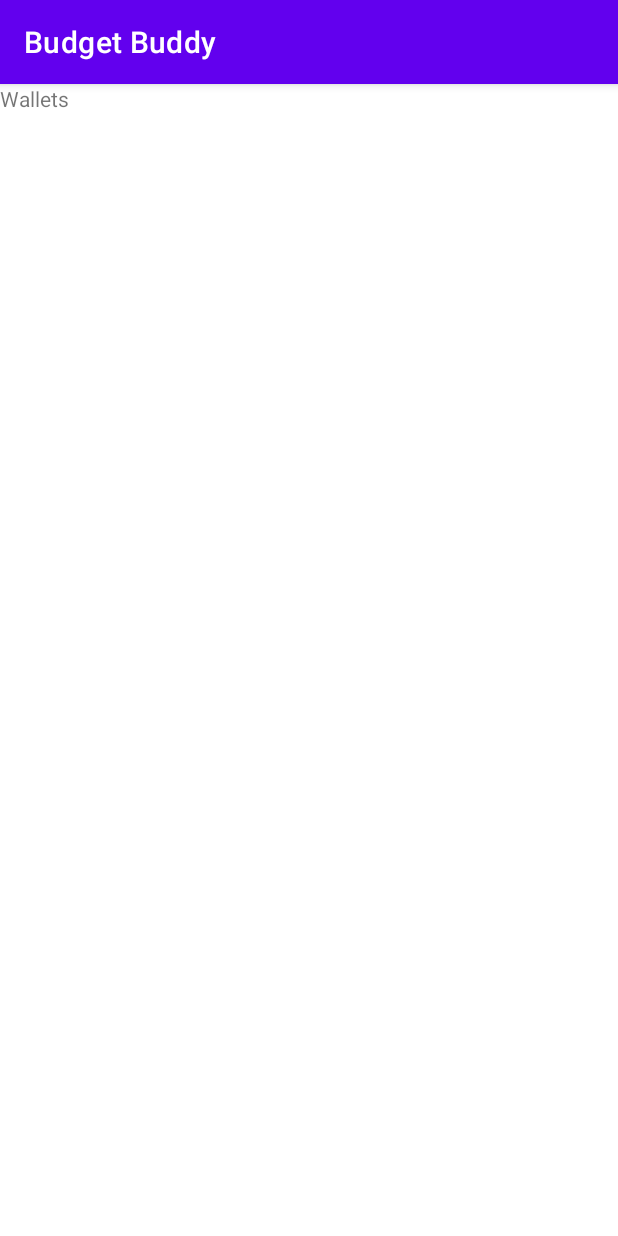
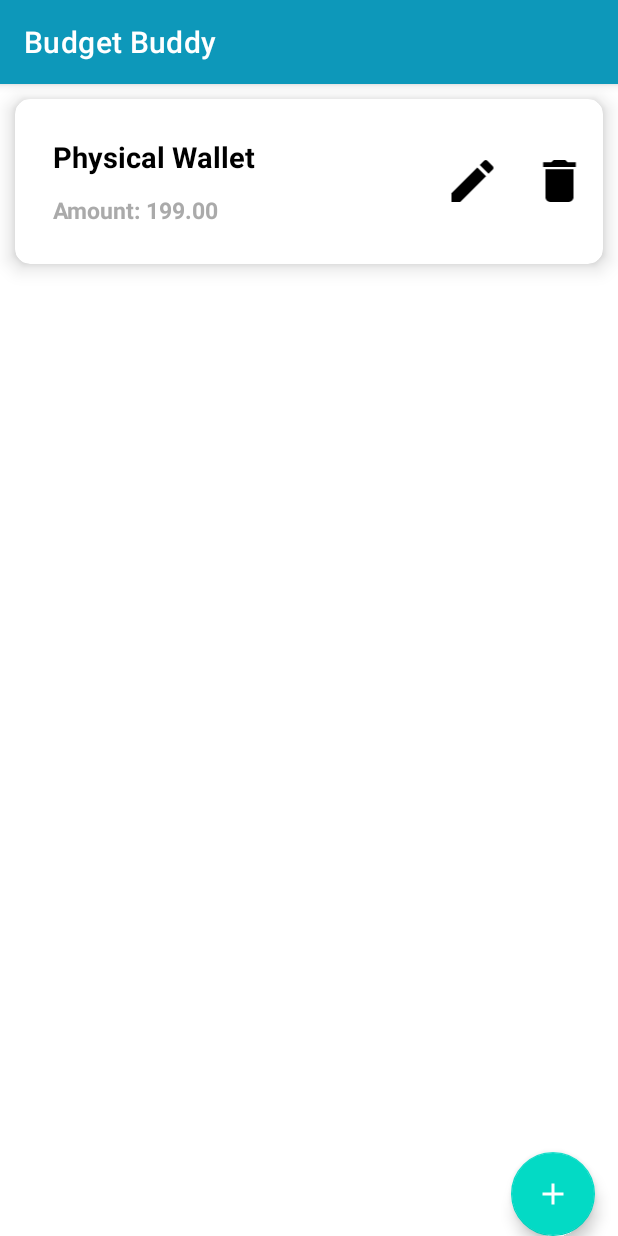
Before and after one commit to deuslisondra/CS-192-Budget-Buddy, an Android app: the Wallets screen opened directly, with no data from a screen before it, on a phone screen of 412 x 824 dp. Run offline under Robolectric (Android 15) with nearby library versions, the phone set to English and light mode, and no system bars.

Commit message:
Deus commit (wallets)
updated wallet activity:
- added base add wallet functionality
- added base edit wallet functionality
- added base delete wallet functionality

```diff
--- /dev/null
+++ b/app/src/main/res/drawable/add_button.xml
@@ -0,0 +1,5 @@
+<vector android:height="24dp" android:tint="#000000"
+    android:viewportHeight="24" android:viewportWidth="24"
+    android:width="24dp" xmlns:android="http://schemas.android.com/apk/res/android">
+    <path android:fillColor="@android:color/white" android:pathData="M19,13h-6v6h-2v-6H5v-2h6V5h2v6h6v2z"/>
+</vector>
--- /dev/null
+++ b/app/src/main/res/drawable/delete_option.xml
@@ -0,0 +1,5 @@
+<vector android:height="24dp" android:tint="#000000"
+    android:viewportHeight="24" android:viewportWidth="24"
+    android:width="24dp" xmlns:android="http://schemas.android.com/apk/res/android">
+    <path android:fillColor="@android:color/white" android:pathData="M6,19c0,1.1 0.9,2 2,2h8c1.1,0 2,-0.9 2,-2V7H6v12zM19,4h-3.5l-1,-1h-5l-1,1H5v2h14V4z"/>
+</vector>
--- /dev/null
+++ b/app/src/main/res/drawable/edit_option.xml
@@ -0,0 +1,5 @@
+<vector android:height="24dp" android:tint="#000000"
+    android:viewportHeight="24" android:viewportWidth="24"
+    android:width="24dp" xmlns:android="http://schemas.android.com/apk/res/android">
+    <path android:fillColor="@android:color/white" android:pathData="M3,17.25V21h3.75L17.81,9.94l-3.75,-3.75L3,17.25zM20.71,7.04c0.39,-0.39 0.39,-1.02 0,-1.41l-2.34,-2.34c-0.39,-0.39 -1.02,-0.39 -1.41,0l-1.83,1.83 3.75,3.75 1.83,-1.83z"/>
+</vector>
--- /dev/null
+++ b/app/src/main/res/drawable/more_options.xml
@@ -0,0 +1,5 @@
+<vector android:height="24dp" android:tint="#000000"
+    android:viewportHeight="24" android:viewportWidth="24"
+    android:width="24dp" xmlns:android="http://schemas.android.com/apk/res/android">
+    <path android:fillColor="@android:color/white" android:pathData="M6,10c-1.1,0 -2,0.9 -2,2s0.9,2 2,2 2,-0.9 2,-2 -0.9,-2 -2,-2zM18,10c-1.1,0 -2,0.9 -2,2s0.9,2 2,2 2,-0.9 2,-2 -0.9,-2 -2,-2zM12,10c-1.1,0 -2,0.9 -2,2s0.9,2 2,2 2,-0.9 2,-2 -0.9,-2 -2,-2z"/>
+</vector>
--- /dev/null
+++ b/app/src/main/res/layout/wallet_layout.xml
@@ -0,0 +1,9 @@
+<?xml version="1.0" encoding="utf-8"?>
+<FrameLayout xmlns:android="http://schemas.android.com/apk/res/android"
+    android:layout_width="match_parent"
+    android:layout_height="match_parent">
+    <include layout="@layout/wallets"/>
+    <include layout="@layout/wallet_list"/>
+
+
+</FrameLayout>
--- /dev/null
+++ b/app/src/main/res/layout/wallet_list.xml
@@ -0,0 +1,64 @@
+<?xml version="1.0" encoding="utf-8"?>
+<androidx.cardview.widget.CardView xmlns:android="http://schemas.android.com/apk/res/android"
+    xmlns:app="http://schemas.android.com/apk/res-auto"
+    xmlns:tools="http://schemas.android.com/tools"
+    android:layout_width="match_parent"
+    android:layout_height="wrap_content"
+    app:cardCornerRadius="10dp"
+    app:cardElevation="8dp"
+    app:cardMaxElevation="5dp"
+    android:layout_margin="10dp"
+    tools:context=".WalletsFragment">
+
+    <!-- TODO: Update blank fragment layout -->
+    <LinearLayout
+        android:orientation="horizontal"
+        android:layout_width="match_parent"
+        android:layout_height="wrap_content">
+
+        <LinearLayout
+            android:layout_weight="1"
+            android:orientation="vertical"
+            android:layout_margin="15dp"
+            android:padding='4dp'
+            android:layout_width="wrap_content"
+            android:layout_height="wrap_content">
+            <TextView
+                android:id="@+id/mTitle"
+                android:text="Physical Wallet"
+                android:textColor="@color/black"
+                android:textSize="19sp"
+                android:textStyle="bold"
+                android:layout_margin="6dp"
+                android:layout_width="match_parent"
+                android:layout_height="wrap_content"/>
+            <TextView
+                android:id="@+id/mSubTitle"
+                android:text="Amount: 199.00"
+                android:textColor="@android:color/darker_gray"
+                android:textSize="15sp"
+                android:textStyle="bold"
+                android:layout_margin="6dp"
+                android:layout_width="match_parent"
+                android:layout_height="wrap_content"/>
+
+        </LinearLayout>
+
+        <ImageView
+            android:id="@+id/walletEdit"
+            android:layout_width="38dp"
+            android:layout_height="37dp"
+            android:layout_margin="10dp"
+            android:layout_gravity="center"
+            android:src="@drawable/edit_option" />
+        <ImageView
+            android:id="@+id/walletDelete"
+            android:layout_width="38dp"
+            android:layout_height="37dp"
+            android:layout_margin="10dp"
+            android:layout_gravity="center"
+            android:src="@drawable/delete_option" />
+    </LinearLayout>
+
+
+</androidx.cardview.widget.CardView>
--- a/app/src/main/res/layout/wallets.xml
+++ b/app/src/main/res/layout/wallets.xml
@@ -1,15 +1,29 @@
 <?xml version="1.0" encoding="utf-8"?>
-<androidx.constraintlayout.widget.ConstraintLayout xmlns:android="http://schemas.android.com/apk/res/android"
+<RelativeLayout xmlns:android="http://schemas.android.com/apk/res/android"
+    xmlns:app="http://schemas.android.com/apk/res-auto"
     xmlns:tools="http://schemas.android.com/tools"
     android:layout_width="match_parent"
-    android:layout_height="match_parent">
+    android:layout_height="wrap_content"
+    android:orientation="vertical"
+    tools:context=".WalletsFragment">
 
-
-    <TextView
-        android:id="@+id/textView2"
+    <!-- TODO: Update blank fragment layout -->
+    <LinearLayout
+        android:orientation="vertical"
+        android:layout_width="match_parent"
+        android:layout_height="wrap_content">
+        <androidx.recyclerview.widget.RecyclerView
+            android:id="@+id/mRecycler"
+            android:layout_width="match_parent"
+            android:layout_height="match_parent"/>
+    </LinearLayout>
+    <com.google.android.material.floatingactionbutton.FloatingActionButton
+        android:id="@+id/addWalletButton"
+        android:src="@drawable/add_button"
+        app:tint="@color/white"
+        android:layout_alignParentBottom="true"
+        android:layout_alignParentEnd="true"
+        android:layout_margin="15dp"
         android:layout_width="wrap_content"
-        android:layout_height="wrap_content"
-        android:text="Wallets"
-        tools:layout_editor_absoluteX="121dp"
-        tools:layout_editor_absoluteY="104dp" />
-</androidx.constraintlayout.widget.ConstraintLayout>
+        android:layout_height="wrap_content"/>
+</RelativeLayout>
--- a/app/src/main/res/values/colors.xml
+++ b/app/src/main/res/values/colors.xml
@@ -1,8 +1,8 @@
 <?xml version="1.0" encoding="utf-8"?>
 <resources>
     <color name="purple_200">#FFBB86FC</color>
-    <color name="purple_500">#FF6200EE</color>
-    <color name="purple_700">#FF3700B3</color>
+    <color name="purple_500">#0D98BA</color>
+    <color name="purple_700">#0D98BA</color>
     <color name="teal_200">#FF03DAC5</color>
     <color name="teal_700">#FF018786</color>
     <color name="black">#FF000000</color>
```
Also changed, not shown: app/src/main/java/com/example/budgetbuddy/Wallets.kt (+70 -1 lines), app/src/main/res/drawable/wallet_dialog_shape.xml (added, +9 -0 lines), app/src/main/res/layout/add_wallet.xml (added, +58 -0 lines), app/src/main/res/layout/edit_wallet.xml (added, +58 -0 lines).
